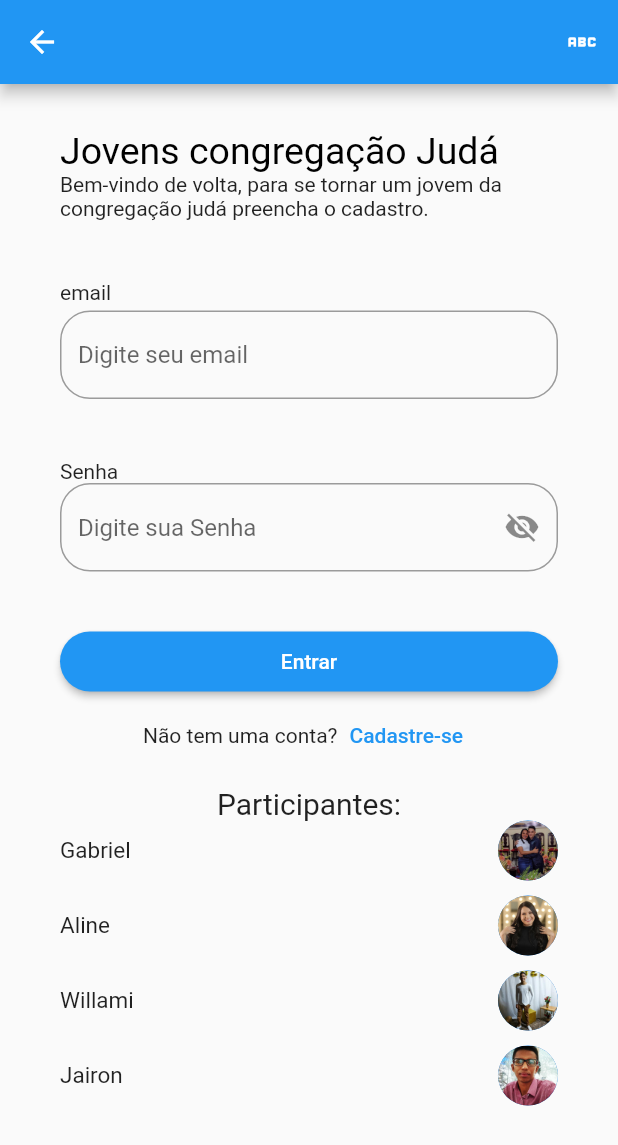
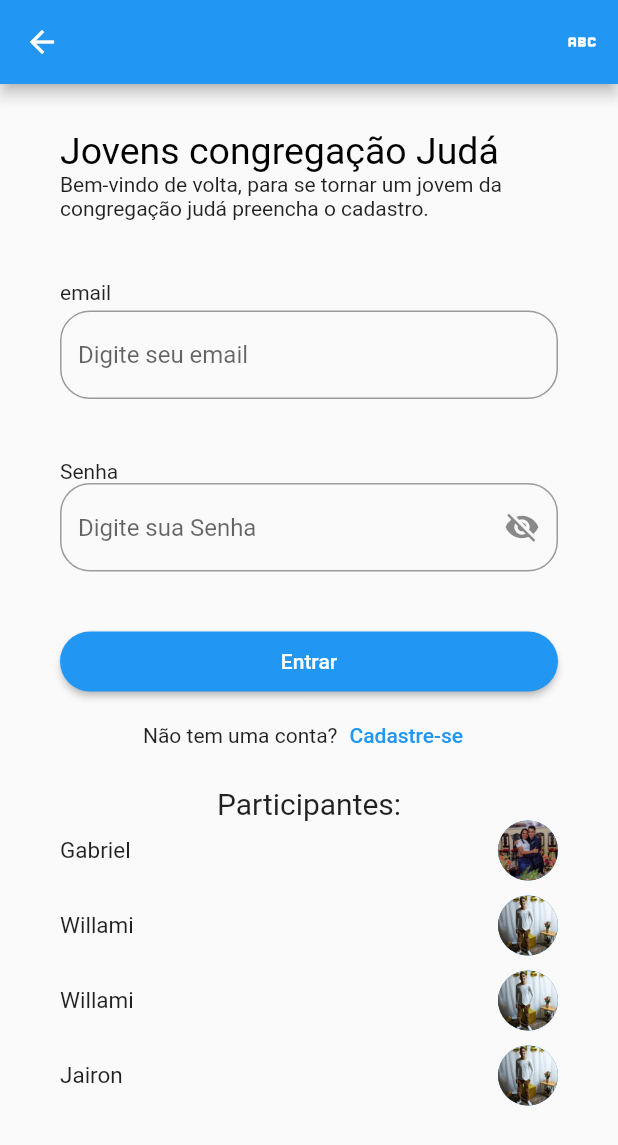
Before and after one commit to willamibezerra/feat-inscricao, a Flutter app: the HomePage screen opened by its route, on a phone screen of 412 x 824 dp. Shown: the top 1145 px of the screen. Run offline on Flutter 3.47's test engine with Material 2 defaults, Android fonts, the phone set to English and light mode, and no system bars; our stand-ins replace flutter_riverpod, hive, hive_flutter, image_picker, introduction_screen, shared_preferences; missing offline and left inert: validatorless; accounts and stored records are empty; statements that could not run were skipped.

Commit message:
apaguei algums files

```diff
--- a/lib/app/modules/subscription/view/components/participants_component.dart
+++ b/lib/app/modules/subscription/view/components/participants_component.dart
@@ -18,7 +18,8 @@ class ParticipantsComponent extends StatelessWidget {
         SizedBox(
           height: 10,
         ),
-        ParticipantesWidget(name: "Aline", image: "assets/images/aline.jpg"),
+        ParticipantesWidget(
+            name: "Willami", image: "assets/images/willami.jpg"),
         SizedBox(
           height: 10,
         ),
@@ -27,7 +28,7 @@ class ParticipantsComponent extends StatelessWidget {
         SizedBox(
           height: 10,
         ),
-        ParticipantesWidget(name: "Jairon", image: "assets/images/jairon.jpg"),
+        ParticipantesWidget(name: "Jairon", image: "assets/images/willami.jpg"),
         SizedBox(
           height: 10,
         )
```
Also changed, not shown: assets/images/aline.jpg (deleted), assets/images/jairon.jpg (deleted).
